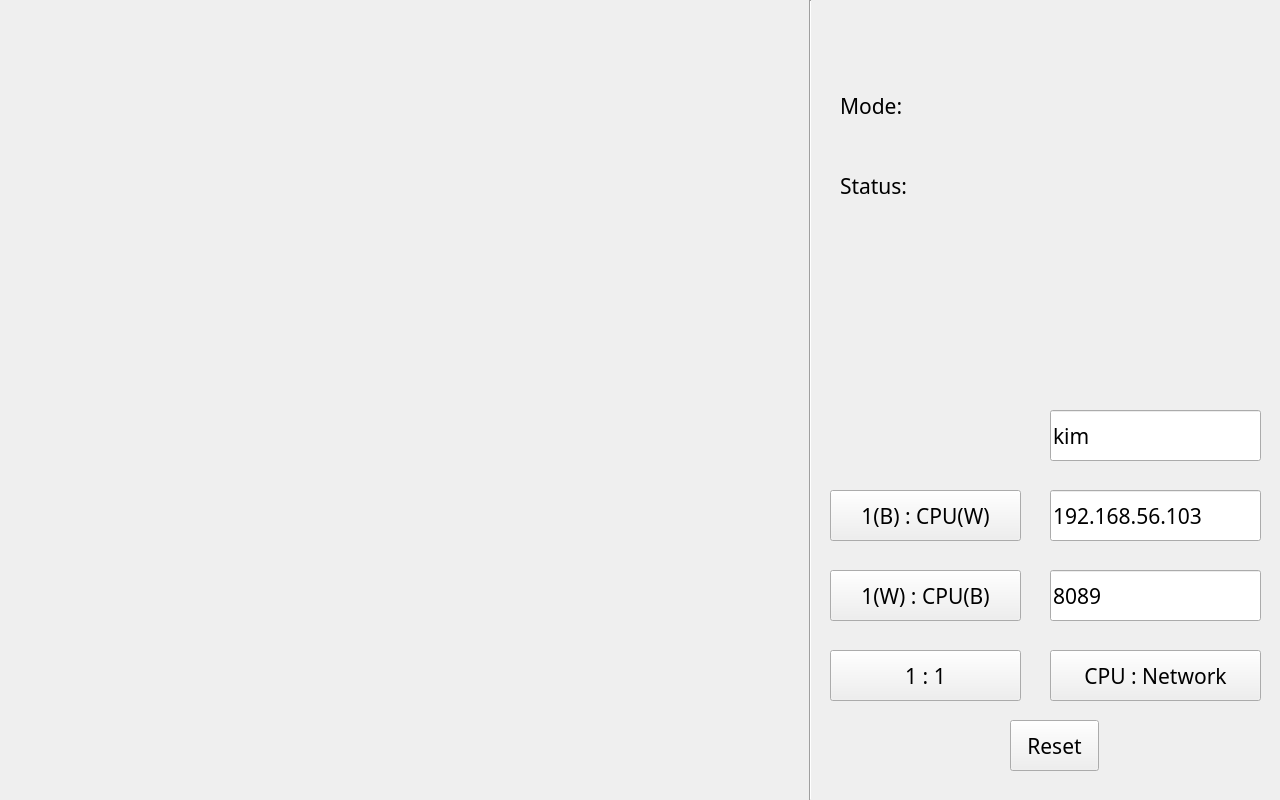
Above: widget.ui from rltjfkrhgo/BoB_connect6 before the change. Below: the same form after it.
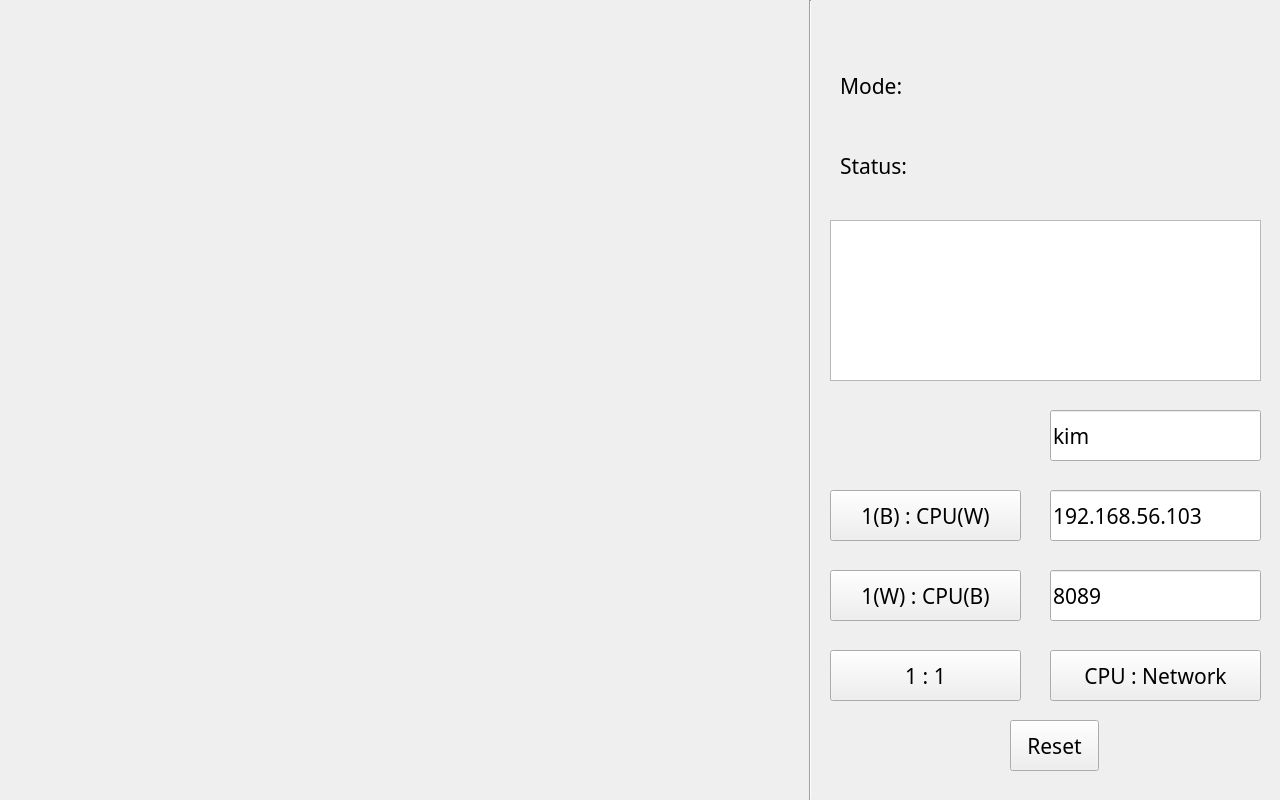
That is the form after the change.

Commit message: label -> list

Patch:
```diff
--- a/widget.ui
+++ b/widget.ui
@@ -30,7 +30,7 @@
    <property name="geometry">
     <rect>
      <x>840</x>
-     <y>170</y>
+     <y>150</y>
      <width>421</width>
      <height>31</height>
     </rect>
@@ -125,7 +125,7 @@
    <property name="geometry">
     <rect>
      <x>840</x>
-     <y>90</y>
+     <y>70</y>
      <width>421</width>
      <height>31</height>
     </rect>
@@ -243,24 +243,20 @@
     <string>name</string>
    </property>
   </widget>
-  <widget class="QLabel" name="labelNet">
+  <widget class="QListWidget" name="listNet">
    <property name="geometry">
     <rect>
-     <x>840</x>
-     <y>250</y>
-     <width>421</width>
-     <height>31</height>
+     <x>830</x>
+     <y>220</y>
+     <width>431</width>
+     <height>161</height>
     </rect>
    </property>
    <property name="font">
     <font>
-     <family>나눔고딕</family>
-     <pointsize>16</pointsize>
+     <pointsize>12</pointsize>
     </font>
    </property>
-   <property name="text">
-    <string/>
-   </property>
   </widget>
  </widget>
  <resources/>
```
The commit also changes 4 other files.
